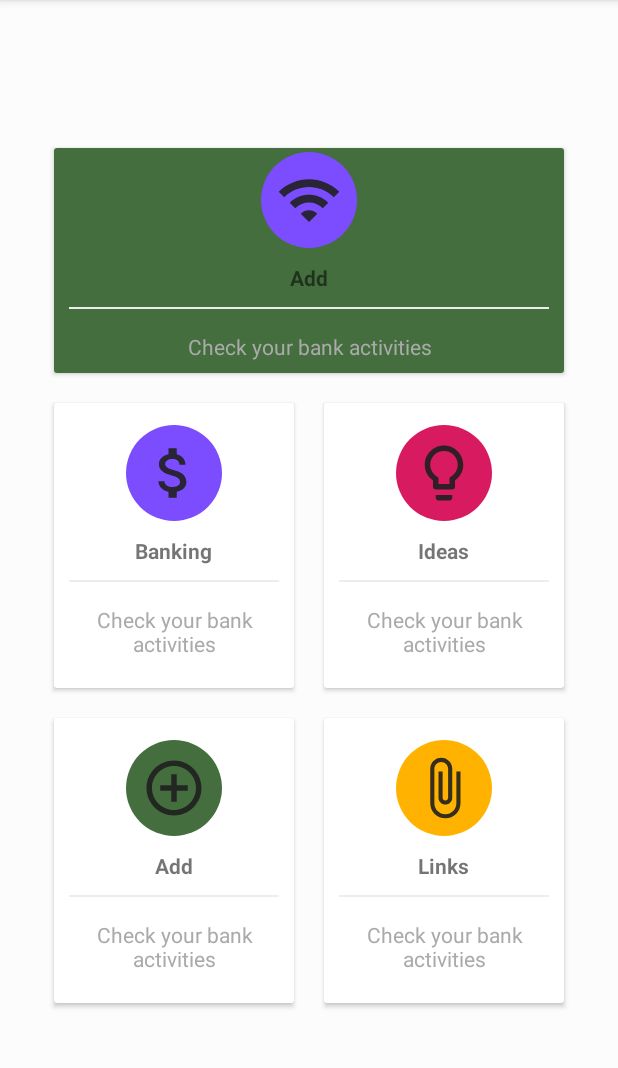
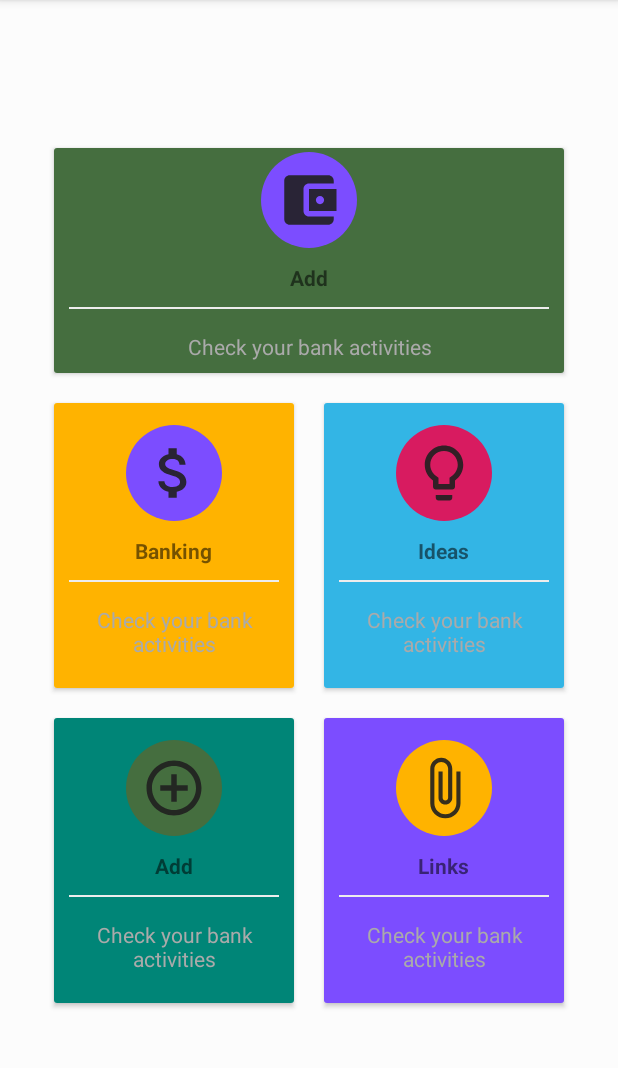
Before and after one commit to netubuli/LipaPesaApp, an Android app: the fragment HomeFragment shown on its own in the app's theme, on a phone screen of 412 x 824 dp, the part 84-1152 px from its top. Run offline under Robolectric (Android 15) with nearby library versions, the phone set to English and light mode, and no system bars.

Commit message:
Completed dashboard ui design

```diff
--- a/app/src/main/res/layout/fragment_home.xml
+++ b/app/src/main/res/layout/fragment_home.xml
@@ -1,7 +1,6 @@
 <?xml version="1.0" encoding="utf-8"?>
 <LinearLayout
     xmlns:android="http://schemas.android.com/apk/res/android"
-    xmlns:app="http://schemas.android.com/apk/res-auto"
     xmlns:tools="http://schemas.android.com/tools"
     android:layout_width="match_parent"
     android:layout_height="match_parent"
@@ -34,7 +33,7 @@
                     android:layout_width="64dp"
                     android:layout_height="64dp"
                     android:background="@drawable/circle_background_purple"
-                    android:src="@drawable/ic_wifi_black_24dp"
+                    android:src="@drawable/ic_account_balance_wallet"
                     android:padding="10dp"/>
                 <TextView
                     android:layout_width="wrap_content"
@@ -77,7 +76,8 @@
                 android:layout_width="match_parent"
                 android:layout_height="match_parent"
                 android:orientation="vertical"
-                android:gravity="center">
+                android:gravity="center"
+                android:background="@color/yello">
                 <ImageView
                     android:layout_width="64dp"
                     android:layout_height="64dp"
@@ -115,7 +115,8 @@
                 android:layout_width="match_parent"
                 android:layout_height="match_parent"
                 android:orientation="vertical"
-                android:gravity="center">
+                android:gravity="center"
+                android:background="@color/colorBlue">
                 <ImageView
                     android:layout_width="64dp"
                     android:layout_height="64dp"
@@ -161,7 +162,8 @@
                 android:layout_width="match_parent"
                 android:layout_height="match_parent"
                 android:orientation="vertical"
-                android:gravity="center">
+                android:gravity="center"
+                android:background="@color/colorPrimary">
                 <ImageView
                     android:layout_width="64dp"
                     android:layout_height="64dp"
@@ -200,7 +202,9 @@
                 android:layout_width="match_parent"
                 android:layout_height="match_parent"
                 android:gravity="center"
-                android:orientation="vertical">
+                android:orientation="vertical"
+                android:background="@color/deeppurple"
+                android:elevation="@dimen/padding_sm">
 
                 <ImageView
                     android:layout_width="64dp"
```
